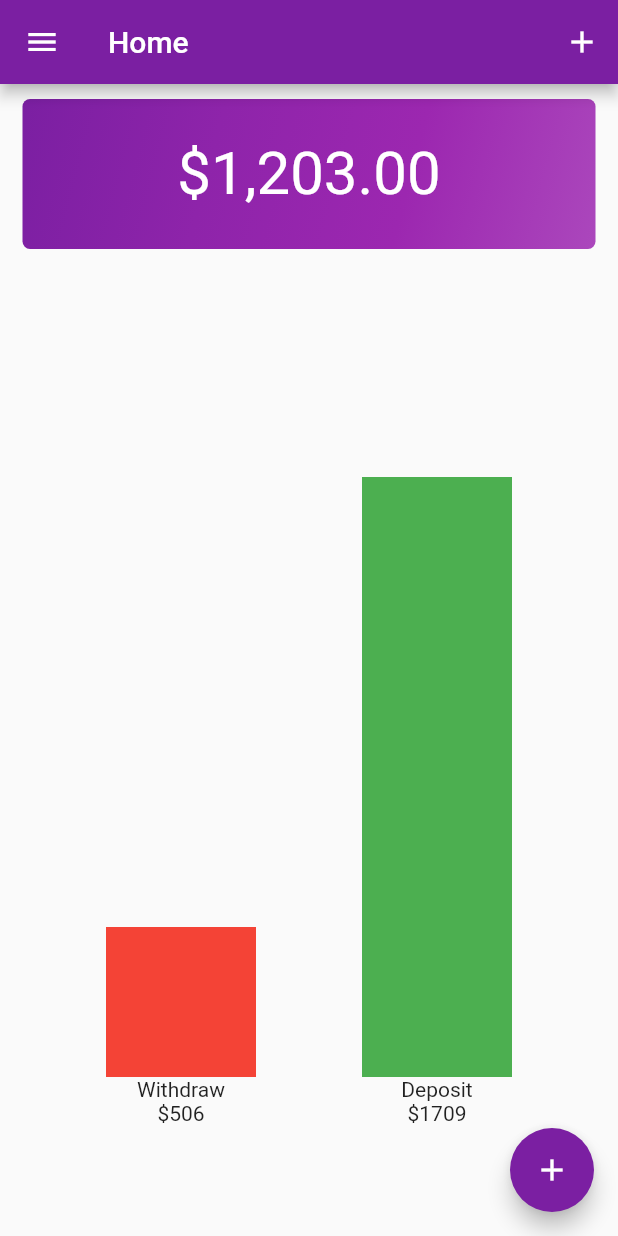
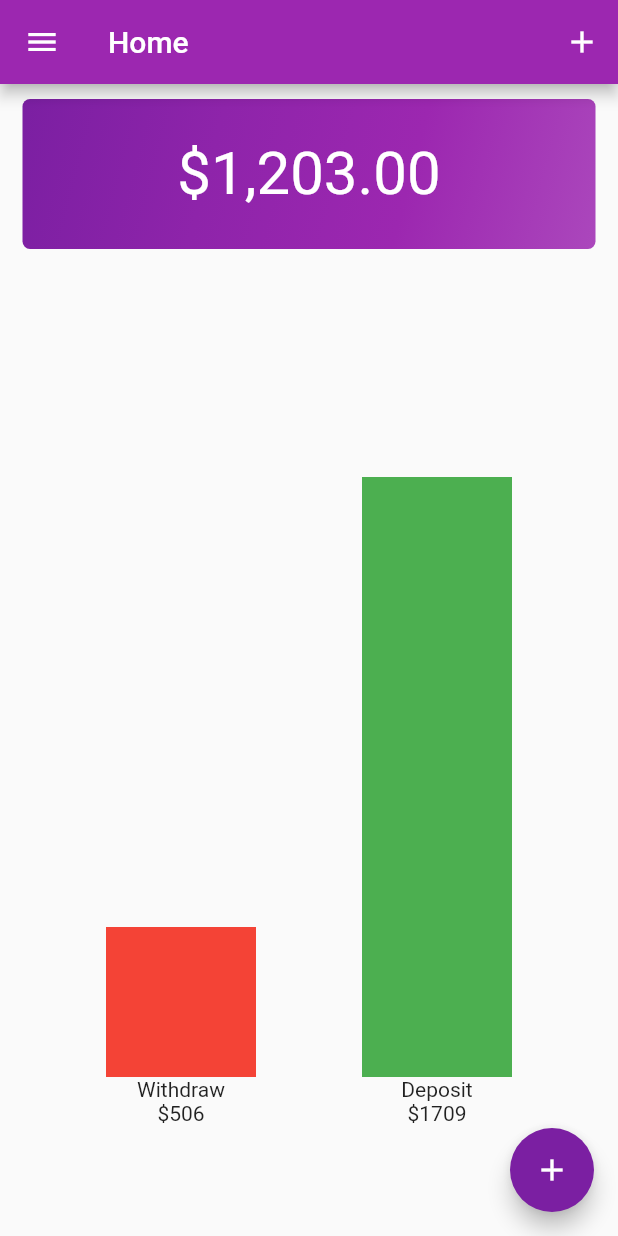
Before and after one commit to sanjaykarki/spend_tracker, a Flutter app: the screen it shows after launch, on a phone screen of 412 x 824 dp. Run offline on Flutter 3.47's test engine with Material 2 defaults, Android fonts, the phone set to English and light mode, and no system bars.

Commit message:
fixed default theme color to purple

```diff
--- a/lib/application.dart
+++ b/lib/application.dart
@@ -7,7 +7,7 @@ class Application extends StatelessWidget {
     return MaterialApp(
         title: 'Spend Tracker',
         theme: ThemeData(
-          primaryColor: Colors.purple[700],
+          primarySwatch: Colors.purple,
         ),
         initialRoute: '/',
         routes: routes);
--- a/lib/pages/home/home_page.dart
+++ b/lib/pages/home/home_page.dart
@@ -105,7 +105,7 @@ class _TotalBudget extends StatelessWidget {
         ),
       ),
       decoration: BoxDecoration(
-        color: Colors.green,
+        color: Colors.purple[700],
         gradient: LinearGradient(
           begin: Alignment.topLeft,
           end: Alignment.bottomRight,
--- a/lib/pages/home/widgets/custom_text.dart
+++ b/lib/pages/home/widgets/custom_text.dart
@@ -11,7 +11,7 @@ class CustomText extends StatelessWidget {
       text,
       style: TextStyle(
         fontSize: 40,
-        color: Colors.red,
+        color: Colors.purple[700],
         decoration: TextDecoration.underline,
       ),
     );
```
